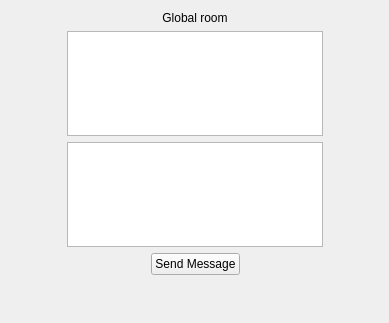
Before: the Qt Designer form Client/mainwindow.ui in czimbortibor/linux-chat-application, drawn with Qt 5.
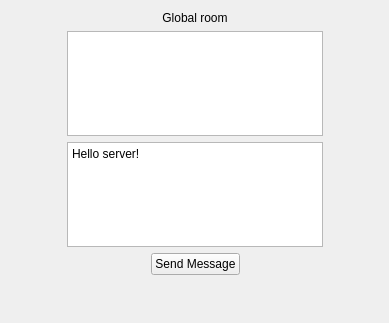
After: the same form once the commit is applied.

Patch:
```diff
--- a/Client/mainwindow.ui
+++ b/Client/mainwindow.ui
@@ -31,7 +31,15 @@
     <item row="0" column="1">
      <layout class="QGridLayout" name="gridLayout_2" rowstretch="0,0,0">
       <item row="2" column="0">
-       <widget class="QTextEdit" name="editSendMessage"/>
+       <widget class="QTextEdit" name="editSendMessage">
+        <property name="html">
+         <string>&lt;!DOCTYPE HTML PUBLIC &quot;-//W3C//DTD HTML 4.0//EN&quot; &quot;http://www.w3.org/TR/REC-html40/strict.dtd&quot;&gt;
+&lt;html&gt;&lt;head&gt;&lt;meta name=&quot;qrichtext&quot; content=&quot;1&quot; /&gt;&lt;style type=&quot;text/css&quot;&gt;
+p, li { white-space: pre-wrap; }
+&lt;/style&gt;&lt;/head&gt;&lt;body style=&quot; font-family:'Sans Serif'; font-size:9pt; font-weight:400; font-style:normal;&quot;&gt;
+&lt;p style=&quot; margin-top:0px; margin-bottom:0px; margin-left:0px; margin-right:0px; -qt-block-indent:0; text-indent:0px;&quot;&gt;Hello server!&lt;/p&gt;&lt;/body&gt;&lt;/html&gt;</string>
+        </property>
+       </widget>
       </item>
       <item row="1" column="0">
        <widget class="QTextEdit" name="editRecvMessage">
```
